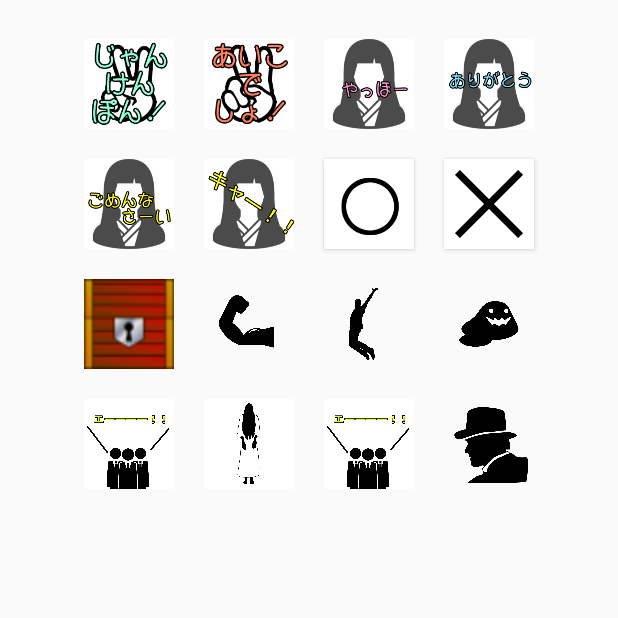
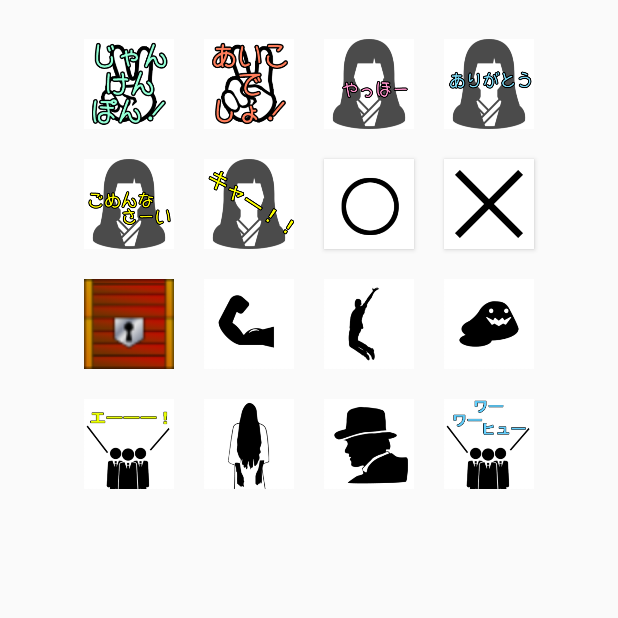
Before and after one commit to VESPT/SoundMan, an Android app: the SelectWidget screen opened directly, with no data from a screen before it, on a phone screen of 412 x 824 dp, the top half of it. Run offline under Robolectric (Android 15) with nearby library versions, the phone set to English and light mode, and no system bars.

Commit message:
ピクチャOK

```diff
--- a/app/src/main/java/com/extreamvomit/androidcoolmouth/WidgetDatas/WidgetImage.java
+++ b/app/src/main/java/com/extreamvomit/androidcoolmouth/WidgetDatas/WidgetImage.java
@@ -42,8 +42,8 @@ public class WidgetImage implements Serializable {
         switch(d_type){
             case TYPE_01:
                 //画像セット
-                nImageID = R.drawable.sm_jankennpon;
-                cImageID = R.drawable.sm_jankennpon;
+                nImageID = R.drawable.sm_jankenpon;
+                cImageID = R.drawable.sm_jankenpon;
                 break;
             case TYPE_02:
                 nImageID = R.drawable.sm_aiko;
--- a/app/src/main/res/drawable/toggle_button15.xml
+++ b/app/src/main/res/drawable/toggle_button15.xml
@@ -2,8 +2,8 @@
 <selector xmlns:android="http://schemas.android.com/apk/res/android">
     <item
         android:state_checked="true"
-        android:drawable="@drawable/sm_eeee_oozei" />
+        android:drawable="@drawable/sm_ikemen" />
     <item
         android:state_checked="false"
-        android:drawable="@drawable/sm_eeee_oozei" />
+        android:drawable="@drawable/sm_ikemen" />
 </selector>
--- a/app/src/main/res/drawable/toggle_button16.xml
+++ b/app/src/main/res/drawable/toggle_button16.xml
@@ -2,8 +2,8 @@
 <selector xmlns:android="http://schemas.android.com/apk/res/android">
     <item
         android:state_checked="true"
-        android:drawable="@drawable/sm_ikemen" />
+        android:drawable="@drawable/sm_waaa_oozei" />
     <item
         android:state_checked="false"
-        android:drawable="@drawable/sm_ikemen" />
+        android:drawable="@drawable/sm_waaa_oozei" />
 </selector>
```
Also changed, not shown: app/src/main/res/drawable/sm_eeee_oozei.png, app/src/main/res/drawable/sm_force.png, app/src/main/res/drawable/sm_horror.png, app/src/main/res/drawable/sm_huhaha.png (deleted), app/src/main/res/drawable/sm_ikemen.png, app/src/main/res/drawable/sm_jankennpon.png (deleted), app/src/main/res/drawable/sm_jump.png, app/src/main/res/drawable/sm_slime.png, app/src/main/res/drawable/sm_waaa_oozei.png.
